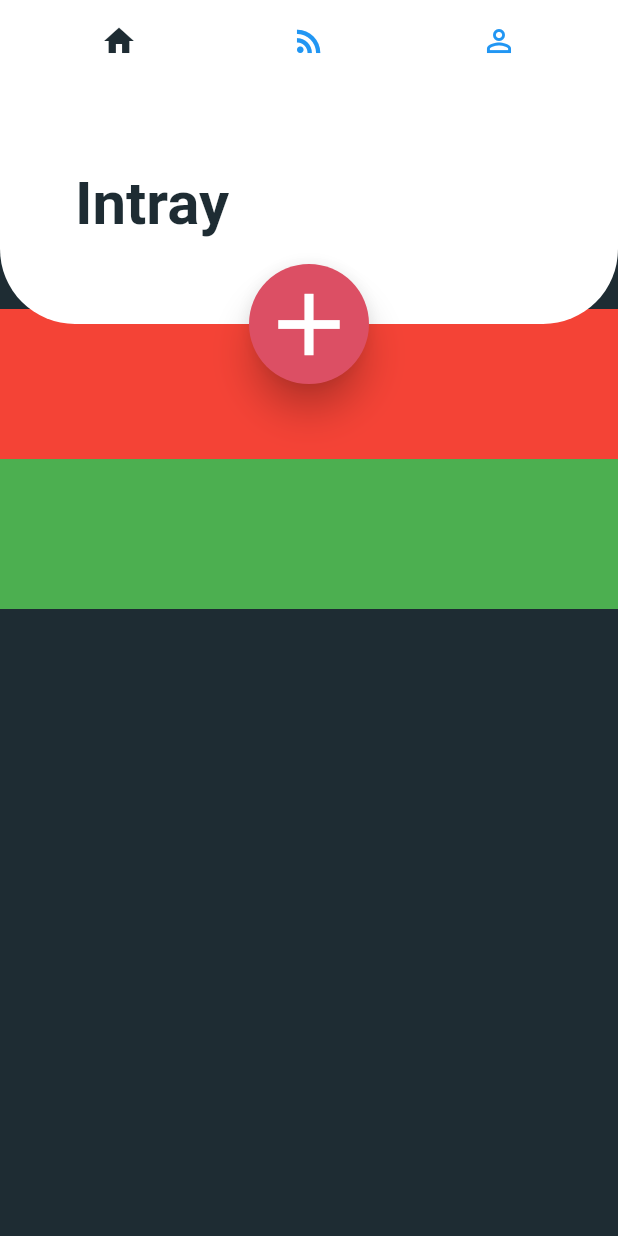
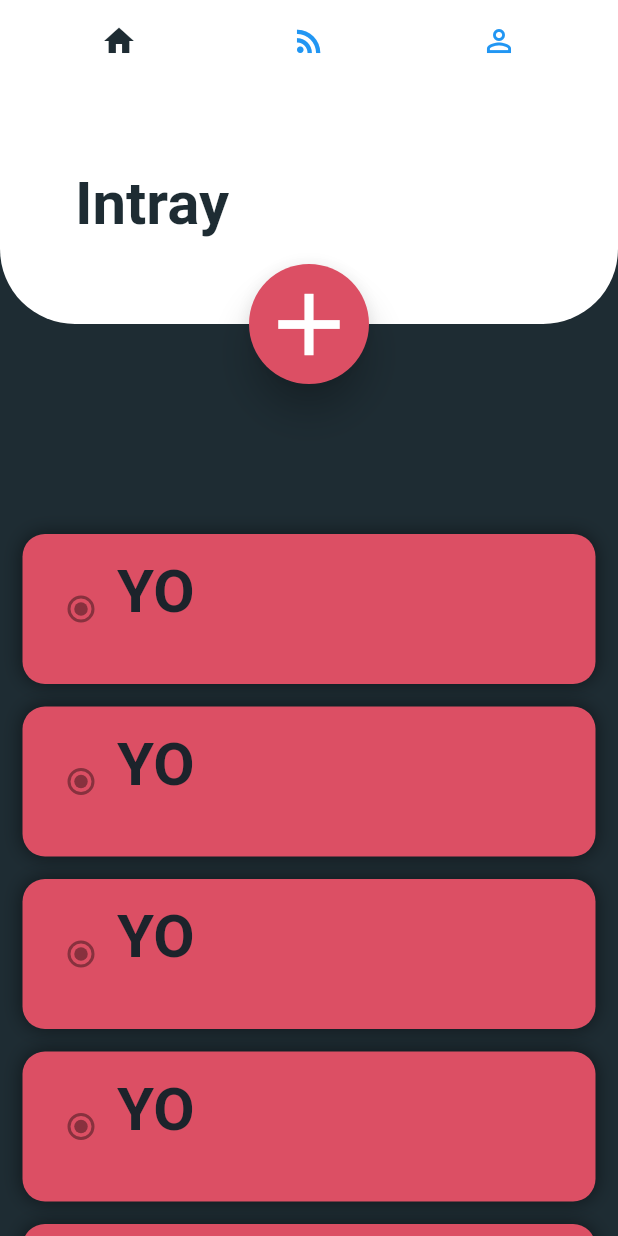
Before and after one commit to adolesamuel/todo_app, a Flutter app: the screen it shows after launch, on a phone screen of 412 x 824 dp. Run offline on Flutter 3.47's test engine with Material 2 defaults, Android fonts, the phone set to English and light mode, and no system bars; Roboto replaces fonts that are missing (Avenir).

Commit message:
box decoration started

```diff
--- a/todo_app/lib/UI/Intray/Intray_page.dart
+++ b/todo_app/lib/UI/Intray/Intray_page.dart
@@ -1,5 +1,6 @@
 import 'package:flutter/material.dart';
 import 'package:todo_app/models/global.dart';
+import 'package:todo_app/models/intray_todo_widget.dart';
 
 class IntrayPage extends StatefulWidget {
   IntrayPage({Key key, this.title}) : super(key: key);
@@ -14,27 +15,23 @@ class _IntrayPageState extends State<IntrayPage> {
   Widget build(BuildContext context) {
     //return of home screen material
     return Container(
-
       color: darkGreyColor,
       child: ListView(
-        padding: EdgeInsets.only(top: 150,),
+        padding: EdgeInsets.only(
+          top: 300,
+        ),
         scrollDirection: Axis.vertical,
         children: getList(),
       ),
     );
   }
-List<Widget> getList() {
-  return [
-    Container(
-      height: 100,
-      color: Colors.red,),
 
-      Container(
-      height: 100,
-      color: Colors.green,),
-
-  ];
+  List<Widget> getList() {
+    List<IntrayTodo> list = [];
+    for (int i = 0; i < 10; i++) {
+      list.add(IntrayTodo(title: "YO",));
+    }
+    return list;
+  }
 
 }
-
-}
--- a/todo_app/lib/models/global.dart
+++ b/todo_app/lib/models/global.dart
@@ -9,3 +9,10 @@ TextStyle intrayTitleStyle = new TextStyle(
   color: darkGreyColor,
   fontSize: 40,
 );
+
+TextStyle darkTodoTitle = new TextStyle(
+  fontFamily: 'Avenir',
+  fontWeight: FontWeight.bold,
+  color: darkGreyColor,
+  fontSize: 40,
+);
--- /dev/null
+++ b/todo_app/lib/models/intray_todo_widget.dart
@@ -0,0 +1,44 @@
+import 'package:flutter/material.dart';
+import 'package:todo_app/models/global.dart';
+
+class IntrayTodo extends StatelessWidget{
+  //value for space in between margins
+  final double buttonspace = 15;
+
+  final String title;
+
+  IntrayTodo({this.title});
+
+  @override
+  Widget build(BuildContext context){
+    return Container(
+      margin: EdgeInsets.only(bottom: buttonspace, left: buttonspace, right: buttonspace,),
+      padding: EdgeInsets.all(buttonspace),
+      height: 100,
+      decoration: BoxDecoration(
+        color: redColor,
+        borderRadius: BorderRadius.all(Radius.circular(buttonspace)),
+        boxShadow: [
+          new BoxShadow(
+            color: Colors.black.withOpacity(0.5),
+            blurRadius: 10.0,
+          )
+        ]
+      ),
+      child: Row(
+        children: <Widget>[
+          Radio(
+
+          ),
+          Column(
+            children: <Widget>[
+              Text(title, style: darkTodoTitle,)
+            ],
+
+          )
+        ],
+      ),
+    );
+  }
+
+}
```
